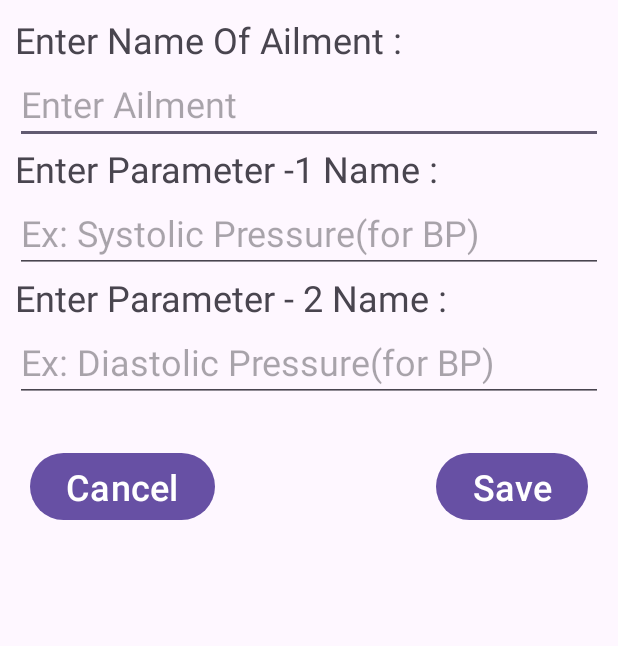
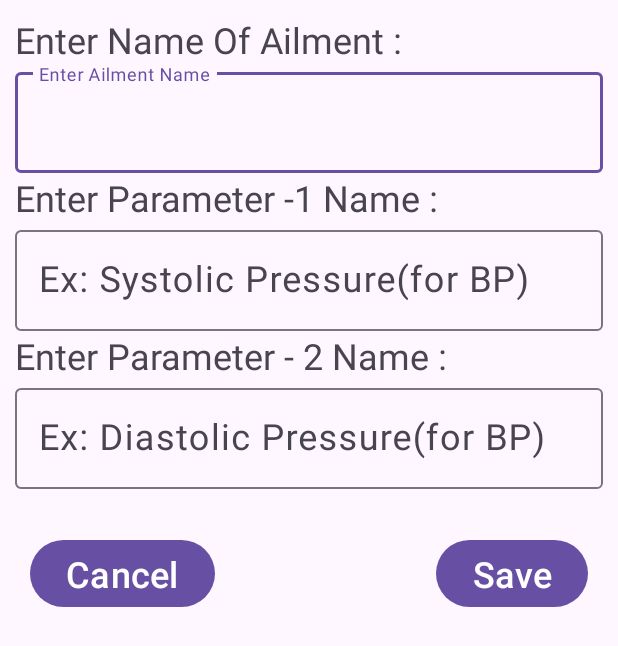
Before and after one commit to vineelvanjari24/HealthManagementMain, an Android app: the layout tyh_main_dialogbox.xml on its own in the app's theme, with its tools: preview values and no code run, on a phone screen of 412 x 824 dp. Shown: the top 646 px of the screen. Run offline under Robolectric (Android 15) with nearby library versions, the phone set to English and light mode, and no system bars.

```diff
--- a/app/src/main/res/layout/tyh_main_dialogbox.xml
+++ b/app/src/main/res/layout/tyh_main_dialogbox.xml
@@ -12,46 +12,57 @@
         android:textSize="24sp"
         />
 
+    <com.google.android.material.textfield.TextInputLayout
+        android:layout_width="match_parent"
+        android:layout_height="wrap_content"
+        android:hint="Enter Ailment Name">
     <EditText
         android:layout_width="match_parent"
         android:layout_height="wrap_content"
         android:textSize="24sp"
-        android:hint="Enter Ailment"
+
         android:id="@+id/tyh_main_title"
-
         />
-
+    </com.google.android.material.textfield.TextInputLayout>
     <TextView
+        android:id="@+id/tyh_main_dialog_text1"
         android:layout_width="match_parent"
         android:layout_height="wrap_content"
         android:text="Enter Parameter -1 Name : "
 
         android:textSize="24sp"
         />
+    <com.google.android.material.textfield.TextInputLayout
+        android:layout_width="match_parent"
+        android:layout_height="wrap_content"
+        android:hint="Ex: Systolic Pressure(for BP)">
+    <EditText
+        android:layout_width="match_parent"
+        android:layout_height="wrap_content"
+        android:textSize="24sp"
+        android:id="@+id/tyh_main_p1"
+        />
+    </com.google.android.material.textfield.TextInputLayout>
+    <TextView
+        android:id="@+id/tyh_main_dialog_text2"
+        android:layout_width="match_parent"
+        android:layout_height="wrap_content"
+        android:text="Enter Parameter - 2 Name : "
+        android:textSize="24sp"
+        />
+
+    <com.google.android.material.textfield.TextInputLayout
+        android:layout_width="match_parent"
+        android:layout_height="wrap_content"
+        android:hint="Ex: Diastolic Pressure(for BP)">
 
     <EditText
         android:layout_width="match_parent"
         android:layout_height="wrap_content"
         android:textSize="24sp"
-        android:hint="Ex: Systolic Pressure(for BP)"
-        android:id="@+id/tyh_main_p1"
-        />
-
-    <TextView
-        android:layout_width="match_parent"
-        android:layout_height="wrap_content"
-        android:text="Enter Parameter - 2 Name : "
-
-        android:textSize="24sp"
-        />
-
-    <EditText
-        android:layout_width="match_parent"
-        android:layout_height="wrap_content"
-        android:textSize="24sp"
-        android:hint="Ex: Diastolic Pressure(for BP)"
         android:id="@+id/tyh_main_p2"
         />
+    </com.google.android.material.textfield.TextInputLayout>
 
     <RelativeLayout
         android:layout_width="match_parent"
```
Also changed, not shown: app/src/main/java/com/polytechnic/healthmanagement/TrackYourHealth/Fragment/Ailment.java (+6 -6 lines), app/src/main/java/com/polytechnic/healthmanagement/TrackYourHealth/Fragment/TrackYourHealthFragment.java (+10 -4 lines), app/src/main/java/com/polytechnic/healthmanagement/TrackYourHealth/RecycleView/AilmentsList.java (+16 -13 lines), app/src/main/java/com/polytechnic/healthmanagement/TrackYourHealth/RecycleView/ParticularAilment.java (+17 -12 lines), app/src/main/res/layout/tyh_addailment_dialog.xml (+10 -7 lines).
